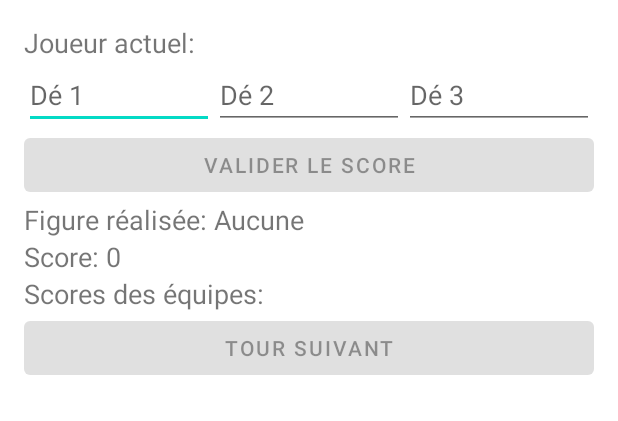
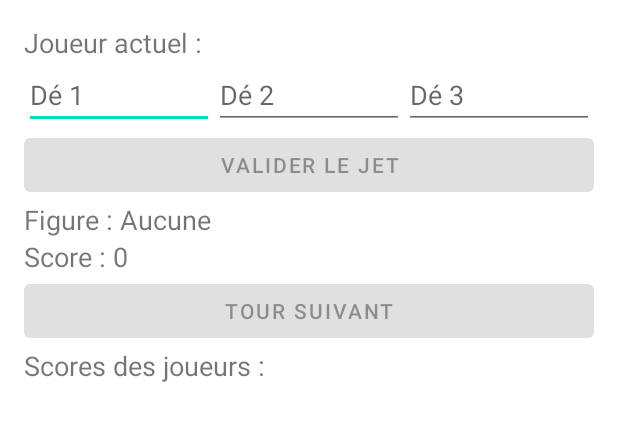
Before and after one commit to leocalvat/CulDeChouette, an Android app: the layout activity_main.xml on its own in the app's theme, with its tools: preview values and no code run, on a phone screen of 412 x 824 dp. Shown: the top 421 px of the screen. Run offline under Robolectric (Android 15) with nearby library versions, the phone set to English and light mode, and no system bars.

Commit message:
Start "Sirotage" implementation + fix score calculations

```diff
--- a/app/src/main/AndroidManifest.xml
+++ b/app/src/main/AndroidManifest.xml
@@ -20,6 +20,7 @@
         </activity>
         <activity android:name=".MainActivity" />
         <activity android:name=".SummaryActivity" />
+        <activity android:name=".SiroterActivity" />
     </application>
 
 </manifest>
--- a/app/src/main/res/layout/activity_main.xml
+++ b/app/src/main/res/layout/activity_main.xml
@@ -6,12 +6,26 @@
     android:padding="16dp"
     tools:context=".MainActivity">
 
+
+    <LinearLayout
+        android:layout_width="match_parent"
+        android:layout_height="wrap_content"
+        android:orientation="horizontal"
+        android:gravity="left">
+
+        <TextView
+            android:layout_width="wrap_content"
+            android:layout_height="wrap_content"
+            android:text="Joueur actuel : "
+            android:textSize="18sp" />
+
         <TextView
             android:id="@+id/currentPlayerText"
             android:layout_width="match_parent"
             android:layout_height="wrap_content"
-        android:text="Joueur actuel: "
+            android:text=""
             android:textSize="18sp" />
+    </LinearLayout>
 
     <LinearLayout
         android:layout_width="match_parent"
@@ -51,29 +65,55 @@
         android:id="@+id/validateScoreButton"
         android:layout_width="match_parent"
         android:layout_height="wrap_content"
-        android:text="Valider le score"
+        android:text="Valider le jet"
         android:enabled="false" />
+
+    <Button
+        android:id="@+id/siroterButton"
+        android:layout_width="match_parent"
+        android:layout_height="wrap_content"
+        android:text="Siroter"
+        android:visibility="gone" />
+
+    <LinearLayout
+        android:layout_width="match_parent"
+        android:layout_height="wrap_content"
+        android:orientation="horizontal"
+        android:gravity="left">
+
+        <TextView
+            android:layout_width="wrap_content"
+            android:layout_height="wrap_content"
+            android:text="Figure : "
+            android:textSize="18sp" />
 
         <TextView
             android:id="@+id/figureText"
             android:layout_width="match_parent"
             android:layout_height="wrap_content"
-        android:text="Figure réalisée: Aucune"
+            android:text="Aucune"
+            android:textSize="18sp" />
+    </LinearLayout>
+
+    <LinearLayout
+        android:layout_width="match_parent"
+        android:layout_height="wrap_content"
+        android:orientation="horizontal"
+        android:gravity="left">
+
+        <TextView
+            android:layout_width="wrap_content"
+            android:layout_height="wrap_content"
+            android:text="Score : "
             android:textSize="18sp" />
 
         <TextView
             android:id="@+id/resultText"
             android:layout_width="match_parent"
             android:layout_height="wrap_content"
-        android:text="Score: 0"
+            android:text="0"
             android:textSize="18sp" />
-
-    <TextView
-        android:id="@+id/teamsScoreText"
-        android:layout_width="match_parent"
-        android:layout_height="wrap_content"
-        android:text="Scores des équipes:"
-        android:textSize="18sp" />
+    </LinearLayout>
 
     <Button
         android:id="@+id/nextTurnButton"
@@ -81,4 +121,17 @@
         android:layout_height="wrap_content"
         android:text="Tour suivant"
         android:enabled="false" />
+
+    <TextView
+        android:layout_width="match_parent"
+        android:layout_height="wrap_content"
+        android:text="Scores des joueurs : "
+        android:textSize="18sp" />
+
+    <TextView
+        android:id="@+id/teamsScoreText"
+        android:layout_width="match_parent"
+        android:layout_height="wrap_content"
+        android:text=""
+        android:textSize="18sp" />
 </LinearLayout>
```
Also changed, not shown: app/src/main/java/com/example/culdechouette/MainActivity.java (+138 -113 lines), app/src/main/java/com/example/culdechouette/SiroterActivity.java (added, +177 -0 lines), app/src/main/java/com/example/culdechouette/StartActivity.java (+13 -29 lines), app/src/main/res/layout/activity_siroter.xml (added, +50 -0 lines), app/src/main/res/layout/team_item.xml (added, +19 -0 lines), app/src/main/res/values/strings.xml (+11 -4 lines). Lines whose indentation alone changed are shown as unchanged.
